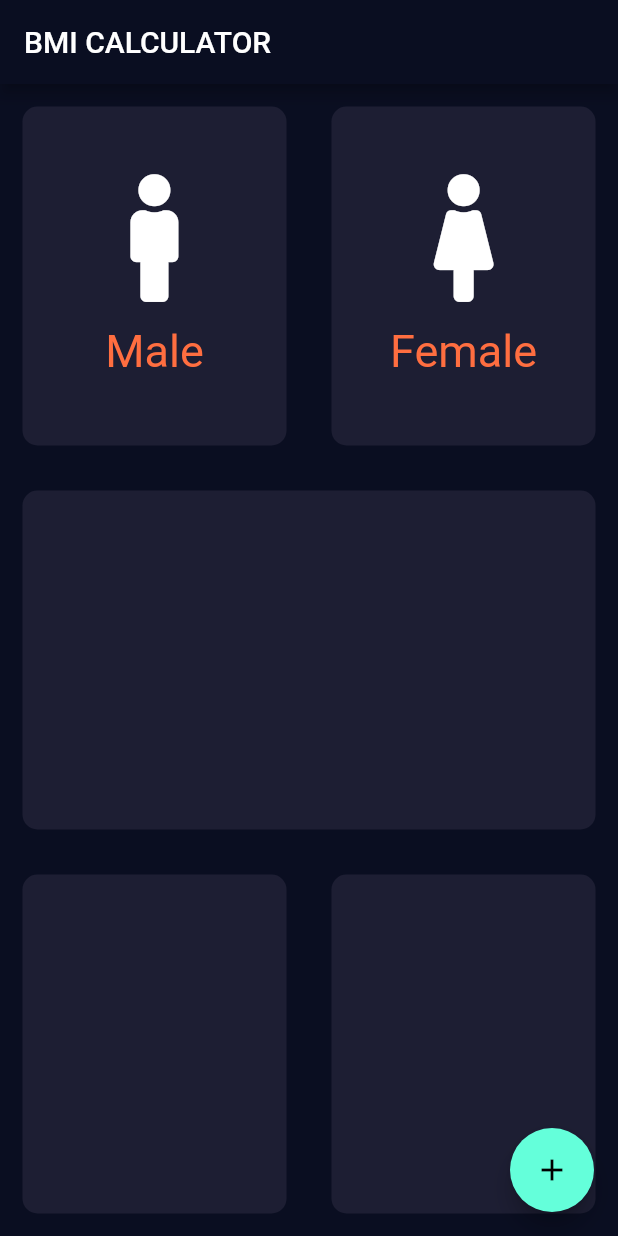
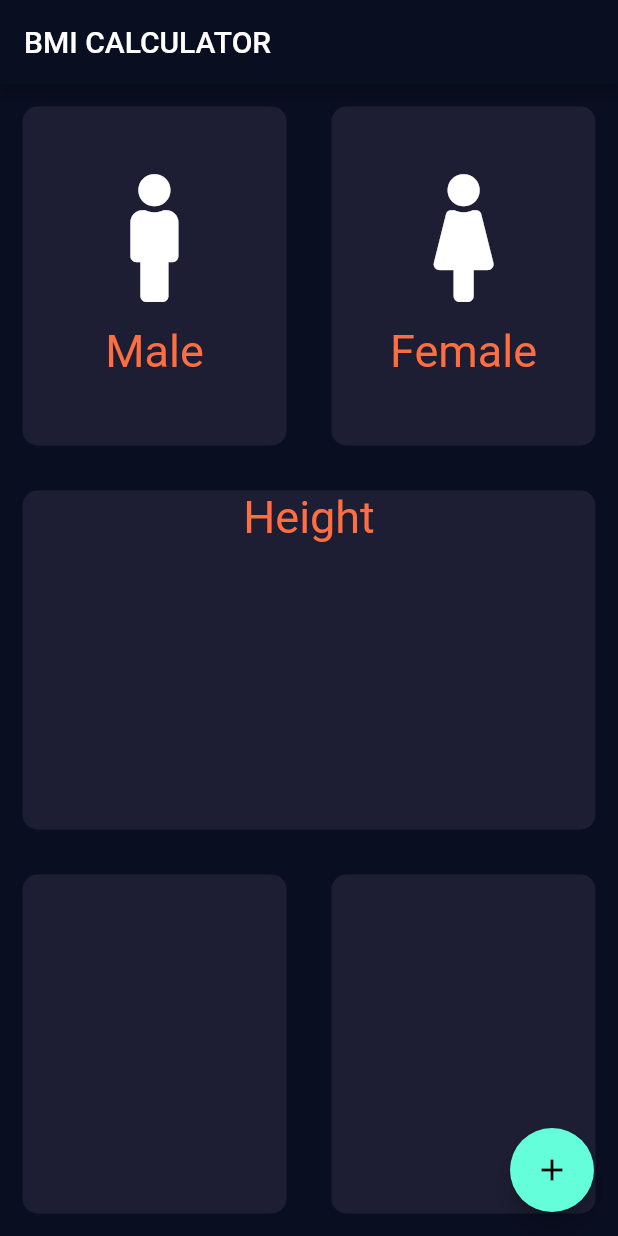
Before and after one commit to shakeebkhan66/bmi_calculator_app, a Flutter app: the screen it shows after launch, on a phone screen of 412 x 824 dp. Run offline on Flutter 3.47's test engine with Material 2 defaults, Android fonts, the phone set to English and light mode, and no system bars; our stand-ins replace font_awesome_flutter.

Commit message:
Done Lecture 63: How to create separate class of constantFile.dart

```diff
--- a/lib/IconTextFile.dart
+++ b/lib/IconTextFile.dart
@@ -1,4 +1,6 @@
+import 'package:bmi_calculator_app/constantFile.dart';
 import 'package:flutter/material.dart';
+import 'constantFile.dart';
 
 class RepeatTextandIcon extends StatelessWidget {
   RepeatTextandIcon({@required this.iconData, this.label});
@@ -19,10 +21,9 @@ class RepeatTextandIcon extends StatelessWidget {
         ),
         Text(
           label,
-          style: TextStyle(
-            fontSize: 30.0,
-            color: Colors.deepOrangeAccent,
-          ),
+          style: skLabelStyle,
+          // fontSize: 30.0,
+          // color: Colors.deepOrangeAccent,
         ),
       ],
     );
--- /dev/null
+++ b/lib/constantFile.dart
@@ -0,0 +1,9 @@
+import 'package:flutter/material.dart';
+
+const activeColor = Colors.green;
+const deActiveColor = Colors.blueAccent;
+
+const skLabelStyle = TextStyle(
+  fontSize: 30.0,
+  color: Colors.deepOrangeAccent,
+);
--- a/lib/input_page.dart
+++ b/lib/input_page.dart
@@ -1,10 +1,10 @@
+import 'package:bmi_calculator_app/constantFile.dart';
 import 'package:flutter/material.dart';
 import 'package:font_awesome_flutter/font_awesome_flutter.dart';
 import 'IconTextFile.dart';
 import 'ContainerFile.dart';
+import 'constantFile.dart';
 
-const activeColor = Colors.green;
-const deActiveColor = Colors.blueAccent;
 enum Gender {
   male,
   female,
@@ -37,6 +37,7 @@ class _InputPageState extends State<InputPage> {
         title: Text('BMI CALCULATOR'),
       ),
       body: Column(
+        crossAxisAlignment: CrossAxisAlignment.stretch,
         children: <Widget>[
           Expanded(
             child: Row(
@@ -79,6 +80,11 @@ class _InputPageState extends State<InputPage> {
           Expanded(
             child: new RepeatContainerCode(
               colors: Color(0xFF1D1E33),
+              CardWidget: Column(
+                children: <Widget>[
+                  Text('Height', style: skLabelStyle),
+                ],
+              ),
             ),
           ),
           Expanded(
```
